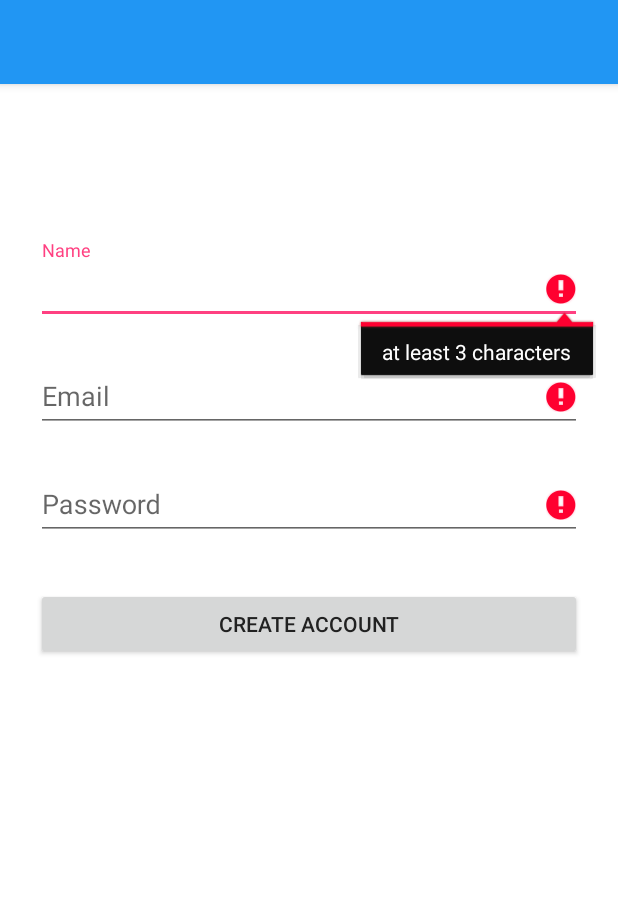
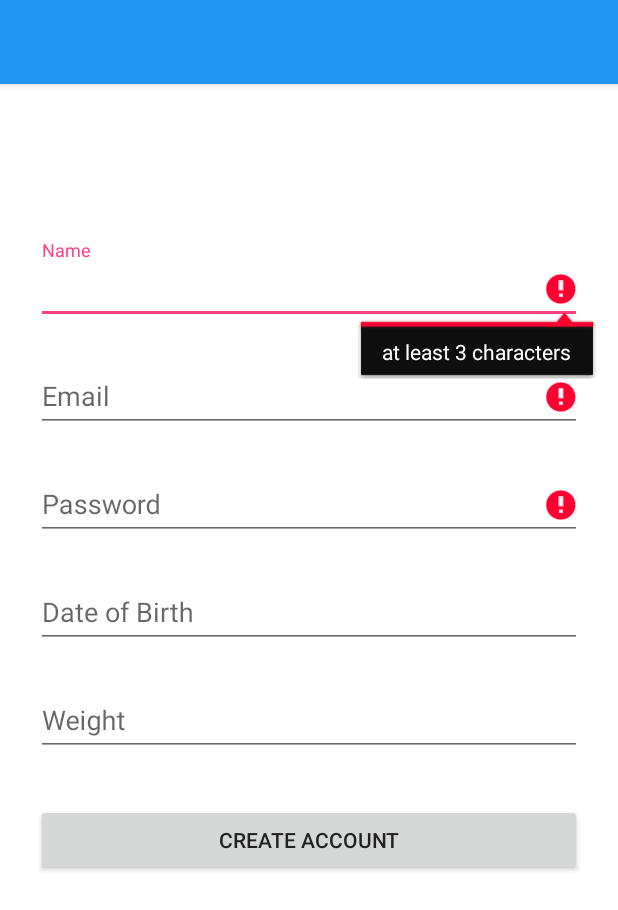
Before and after one commit to CAPTAIN713/VitaCheck, an Android app: the RegisterActivity screen opened directly, with no data from a screen before it, after a tap on "CREATE ACCOUNT", on a phone screen of 412 x 824 dp. Shown: the top 910 px of the screen. Run offline under Robolectric (Android 15) with nearby library versions, the phone set to English and light mode, and no system bars; libraries missing offline, so code that uses them is left out: com.parse.

Commit message:
Fixed crashing on restart, added loading dialogs, added more to register

```diff
--- a/app/src/main/AndroidManifest.xml
+++ b/app/src/main/AndroidManifest.xml
@@ -13,7 +13,7 @@
 
 
     <application
-        android:name="android.app.Application"
+        android:name="vitacheck.vitacheck.fragments.ParseApplication"
         android:allowBackup="true"
         android:icon="@mipmap/heart_ic_launcher"
         android:label="@string/app_name"
@@ -47,4 +47,5 @@
             android:theme="@style/AppTheme"></activity>
     </application>
 
+
 </manifest>
--- a/app/src/main/java/vitacheck/vitacheck/MainActivity.java
+++ b/app/src/main/java/vitacheck/vitacheck/MainActivity.java
@@ -47,7 +47,7 @@ public class MainActivity extends ActionBarActivity implements NavigationDrawerC
         mNavigationDrawerFragment.setup(R.id.fragment_drawer, (DrawerLayout) findViewById(R.id.drawer), mToolbar);
         // populate the navigation drawer
         ParseUser currentUser = ParseUser.getCurrentUser();
-        mNavigationDrawerFragment.setUserData(currentUser.get("name").toString(), currentUser.getEmail(), BitmapFactory.decodeResource(getResources(), R.drawable.avatar));
+        mNavigationDrawerFragment.setUserData(currentUser.get("name").toString(), currentUser.getEmail(), BitmapFactory.decodeResource(getResources(), R.drawable.heart_ic_launcher));
 
     }
 
--- a/app/src/main/java/vitacheck/vitacheck/RegisterActivity.java
+++ b/app/src/main/java/vitacheck/vitacheck/RegisterActivity.java
@@ -1,5 +1,6 @@
 package vitacheck.vitacheck;
 
+import android.app.ProgressDialog;
 import android.os.Bundle;
 import android.support.v7.app.AppCompatActivity;
 import android.view.View;
@@ -9,24 +10,28 @@ import android.widget.Button;
 import android.widget.EditText;
 import com.parse.ParseUser;
 
+import java.text.SimpleDateFormat;
+import java.util.Date;
+
 public class RegisterActivity extends AppCompatActivity {
     private static final String TAG = "RegisterActivity";
 
-    EditText _nameText;
-    EditText _emailText;
-    EditText _passwordText;
-    View mProgressView;
+    EditText mNameText;
+    EditText mEmailText;
+    EditText mPasswordText;
+    EditText mDoBText;
+    EditText mWeightText;
+    ProgressDialog mDialog;
 
     @Override
     public void onCreate(Bundle savedInstanceState) {
         super.onCreate(savedInstanceState);
         setContentView(R.layout.activity_register);
-
-        _nameText = (EditText) findViewById(R.id.input_name);
-        _emailText = (EditText) findViewById(R.id.input_email);
-        _passwordText = (EditText) findViewById(R.id.input_password);
-        mProgressView = findViewById(R.id.progressBar);
-        mProgressView.setVisibility(View.GONE);
+        mNameText = (EditText) findViewById(R.id.input_name);
+        mEmailText = (EditText) findViewById(R.id.input_email);
+        mPasswordText = (EditText) findViewById(R.id.input_password);
+        mWeightText = (EditText) findViewById(R.id.input_weight);
+        mDoBText = (EditText) findViewById(R.id.input_dob);
 
         Button createAccountButton = (Button) findViewById(R.id.btn_create);
         createAccountButton.setOnClickListener(new View.OnClickListener() {
@@ -40,14 +45,27 @@ public class RegisterActivity extends AppCompatActivity {
     public void signup() {
 
         hideSoftKeyboard();
-        mProgressView.setVisibility(View.VISIBLE);
 
         if (!validate())
             return;
 
-        String name = _nameText.getText().toString();
-        String email = _emailText.getText().toString();
-        String password = _passwordText.getText().toString();
+        mDialog = new ProgressDialog(this);
+        mDialog.setMessage("Registering...");
+        mDialog.setCancelable(false);
+        mDialog.show();
+
+        SimpleDateFormat format = new SimpleDateFormat("yyyy-MM-dd");
+        Date date = null;
+
+        String name = mNameText.getText().toString();
+        String email = mEmailText.getText().toString();
+        String password = mPasswordText.getText().toString();
+        String sWeight = mWeightText.getText().toString();
+        Double weight = Double.parseDouble(sWeight);
+        // try{date = format.parse(mDoBText.getText().toString());}
+        // catch (Exception e) {}
+
+        // TODO: CREATE VALIDATORS FOR DATE/WEIGHT
 
         // Save new user data into Parse.com Data Storage
         ParseUser user = new ParseUser();
@@ -55,7 +73,8 @@ public class RegisterActivity extends AppCompatActivity {
         user.setEmail(email);
         user.setPassword(password);
         user.put("name", name);
-
+        //user.put("date", date);
+        user.put("weight", weight);
         user.signUpInBackground();
 
         new android.os.Handler().postDelayed(
@@ -71,41 +90,38 @@ public class RegisterActivity extends AppCompatActivity {
 
 
     public void onSignupSuccess() {
+        mDialog.dismiss();
         Toast.makeText(getBaseContext(), "Account Created!", Toast.LENGTH_LONG).show();
         setResult(RESULT_OK, null);
-        mProgressView.setVisibility(View.GONE);
         finish();
     }
 
     public boolean validate() {
         boolean valid = true;
 
-        String name = _nameText.getText().toString();
-        String email = _emailText.getText().toString();
-        String password = _passwordText.getText().toString();
+        String name = mNameText.getText().toString();
+        String email = mEmailText.getText().toString();
+        String password = mPasswordText.getText().toString();
 
         if (name.isEmpty() || name.length() < 3) {
-            mProgressView.setVisibility(View.GONE);
-            _nameText.setError("at least 3 characters");
+            mNameText.setError("at least 3 characters");
             valid = false;
         } else {
-            _nameText.setError(null);
+            mNameText.setError(null);
         }
 
         if (email.isEmpty() || !android.util.Patterns.EMAIL_ADDRESS.matcher(email).matches()) {
-            mProgressView.setVisibility(View.GONE);
-            _emailText.setError("enter a valid email address");
+            mEmailText.setError("enter a valid email address");
             valid = false;
         } else {
-            _emailText.setError(null);
+            mEmailText.setError(null);
         }
 
         if (password.isEmpty() || password.length() < 4 || password.length() > 10) {
-            mProgressView.setVisibility(View.GONE);
-            _passwordText.setError("between 4 and 10 alphanumeric characters");
+            mPasswordText.setError("between 4 and 10 alphanumeric characters");
             valid = false;
         } else {
-            _passwordText.setError(null);
+            mPasswordText.setError(null);
         }
 
         return valid;
--- a/app/src/main/java/vitacheck/vitacheck/drawer/NavigationDrawerFragment.java
+++ b/app/src/main/java/vitacheck/vitacheck/drawer/NavigationDrawerFragment.java
@@ -75,7 +75,7 @@ public class NavigationDrawerFragment extends Fragment implements NavigationDraw
         // Read in the flag indicating whether or not the user has demonstrated awareness of the
         // drawer. See PREF_USER_LEARNED_DRAWER for details.
         SharedPreferences sp = PreferenceManager.getDefaultSharedPreferences(getActivity());
-        mUserLearnedDrawer = sp.getBoolean(PREF_USER_LEARNED_DRAWER, false);
+        mUserLearnedDrawer = sp.getBoolean(PREF_USER_LEARNED_DRAWER, true);
 
         if (savedInstanceState != null) {
             mCurrentSelectedPosition = savedInstanceState.getInt(STATE_SELECTED_POSITION);
--- a/app/src/main/java/vitacheck/vitacheck/fragments/ParseApplication.java
+++ b/app/src/main/java/vitacheck/vitacheck/fragments/ParseApplication.java
@@ -4,6 +4,7 @@ package vitacheck.vitacheck.fragments;
  * Created by ERIC on 11/20/2015.
  */
 import com.parse.Parse;
+import com.parse.ParseUser;
 import com.parse.ParseObject;
 
 public class ParseApplication extends android.app.Application {
--- a/app/src/main/res/layout/activity_login.xml
+++ b/app/src/main/res/layout/activity_login.xml
@@ -5,11 +5,6 @@
     android:paddingLeft="@dimen/activity_horizontal_margin"
     android:paddingRight="@dimen/activity_horizontal_margin"
     android:paddingTop="@dimen/activity_vertical_margin" tools:context=".LoginActivity">
-
-    <!-- Login progress -->
-    <ProgressBar android:id="@+id/login_progress" style="android:attr/progressBarStyleLarge"
-        android:layout_width="wrap_content" android:layout_height="wrap_content"
-        android:layout_marginBottom="8dp" android:visibility="gone" />
 
     <ScrollView android:id="@+id/login_form" android:layout_width="match_parent"
         android:layout_height="match_parent">
--- a/app/src/main/res/layout/content_register.xml
+++ b/app/src/main/res/layout/content_register.xml
@@ -58,6 +58,32 @@
                 android:hint="Password"/>
         </android.support.design.widget.TextInputLayout>
 
+        <!--  DoB Label -->
+        <android.support.design.widget.TextInputLayout
+            android:layout_width="match_parent"
+            android:layout_height="wrap_content"
+            android:layout_marginTop="8dp"
+            android:layout_marginBottom="8dp">
+            <EditText android:id="@+id/input_dob"
+                android:layout_width="match_parent"
+                android:layout_height="wrap_content"
+                android:inputType="date"
+                android:hint="Date of Birth" />
+        </android.support.design.widget.TextInputLayout>
+
+        <!--  Weight Label -->
+        <android.support.design.widget.TextInputLayout
+            android:layout_width="match_parent"
+            android:layout_height="wrap_content"
+            android:layout_marginTop="8dp"
+            android:layout_marginBottom="8dp">
+            <EditText android:id="@+id/input_weight"
+                android:layout_width="match_parent"
+                android:layout_height="wrap_content"
+                android:inputType="numberDecimal"
+                android:hint="Weight" />
+        </android.support.design.widget.TextInputLayout>
+
         <!-- Signup Button -->
         <android.support.v7.widget.AppCompatButton
             android:id="@+id/btn_create"
@@ -68,13 +94,5 @@
             android:padding="12dp"
             android:text="Create Account"/>
 
-        <!-- Login progress -->
-        <ProgressBar
-            style="?android:attr/progressBarStyleLarge"
-            android:layout_width="wrap_content"
-            android:layout_height="wrap_content"
-            android:id="@+id/progressBar"
-            android:layout_gravity="center_horizontal" />
-
     </LinearLayout>
 </ScrollView>
```
Also changed, not shown: app/src/main/java/vitacheck/vitacheck/LoginActivity.java (+11 -63 lines), app/src/main/res/drawable/heart_ic_launcher.png (added).
